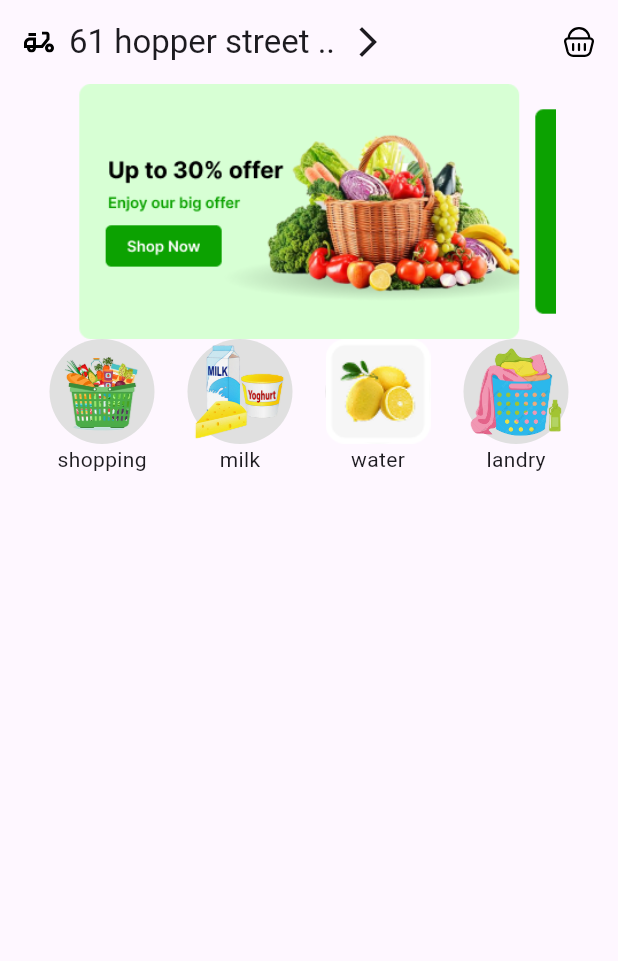
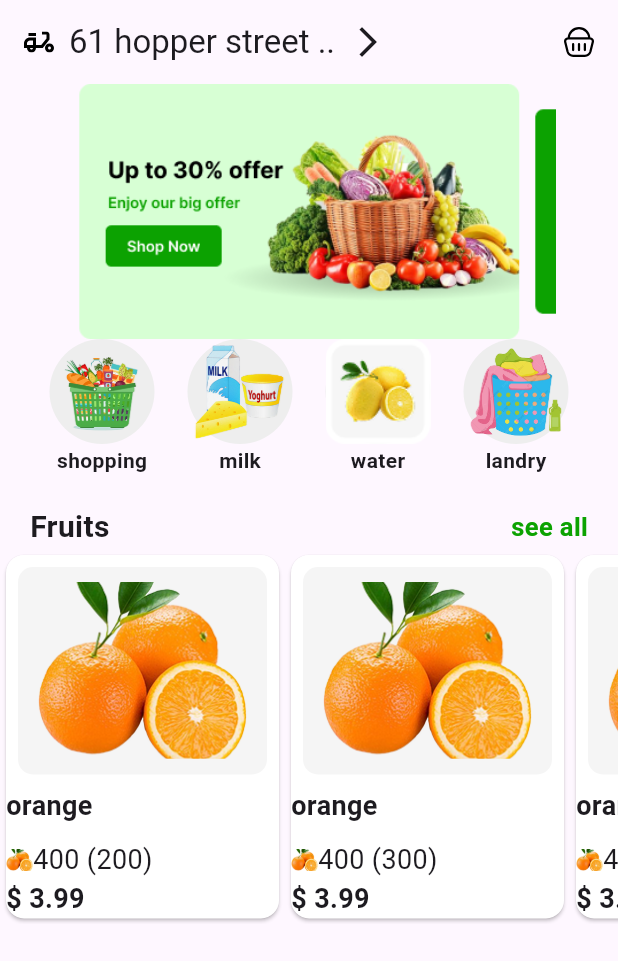
Before and after one commit to mohamedosama31170/Fruits-sales-app-, a Flutter app: the screen it shows after launch, on a phone screen of 412 x 824 dp. Shown: the top 961 px of the screen. Run offline on Flutter 3.47's test engine with Material 3 defaults, Android fonts, the phone set to English and light mode, and no system bars; drawn by our look-alikes of carousel_slider; our stand-ins replace flutter_svg.

Commit message:
Update UI

```diff
--- /dev/null
+++ b/lib/colors.dart
@@ -0,0 +1,5 @@
+ import 'package:flutter/material.dart';
+
+class AppColors{
+  static Color primary = Color(0XFF0CA201);
+}
--- a/lib/home.dart
+++ b/lib/home.dart
@@ -1,7 +1,10 @@
 import 'package:carousel_slider/carousel_slider.dart';
 import'package:flutter/material.dart';
 import 'package:flutter_svg/flutter_svg.dart';
+import 'package:fruit_app/colors.dart';
 import 'package:fruit_app/model.dart';
+import 'package:fruit_app/product%20item.dart';
+
 
 class Home extends StatefulWidget {
   const Home({super.key});
@@ -30,6 +33,35 @@ class _HomeState extends State<Home> {
     CategoryModel(
       name: "landry" ,
       image: "assets/category/landry.png",
+    ),
+  ];
+
+  List<ProductModel>product = [
+    ProductModel(
+        name: "orange",
+        image: "assets/fruits/orange.png",
+        price: '3.99',
+        rate: '400',
+        rateCount:'200'
+
+    ),
+
+    ProductModel(
+        name: "orange",
+        image: "assets/fruits/orange.png",
+        price: '3.99',
+        rate: '400',
+        rateCount:'300'
+
+    ),
+
+    ProductModel(
+        name: "orange",
+        image: "assets/fruits/orange.png",
+        price: '3.99',
+        rate: '400',
+        rateCount:'500'
+
     ),
   ];
   @override
@@ -82,20 +114,107 @@ class _HomeState extends State<Home> {
                   children: [
                     Container(
                       decoration: BoxDecoration(
-                        color: Colors.grey.shade300,
+                        color: Colors.grey.shade200,
                         shape: BoxShape.circle
                       ),
                       width :70,
                       height:70,
                       child:Image.asset(category[index].image , width: 60,) ,
                     ),
-                    Text(category[index].name),//
+                    SizedBox(height:1),
+                    Text(category[index].name , style:TextStyle(fontWeight:FontWeight.bold ),),//
                   ],
                  ),
               );
               }),
             ),
           ),
+
+        SizedBox(height: 20),
+
+          Padding(
+            padding: const EdgeInsets.symmetric(horizontal:20.0),
+            child: Row(
+            mainAxisAlignment: MainAxisAlignment.spaceBetween,
+            children: [
+              Text("Fruits",style: TextStyle(fontWeight: FontWeight.bold,fontSize: 20),),
+              Text("see all",style: TextStyle(fontWeight:FontWeight.bold, fontSize: 17, color:AppColors.primary)),
+             ],
+             ),
+          ),
+
+          SingleChildScrollView(
+            scrollDirection:Axis.horizontal,
+            child: Row(
+              mainAxisSize: MainAxisSize.min,
+              children: List.generate(product.length, (index){
+                final item = product [index];
+                return ProductItem(
+                    image:item.image,
+                    name :item.name,
+                    rate: item.rate,
+                    rateCount:item.rateCount,
+                    price:item.price);
+              }),
+            ),
+          )
+
+
+          /*Card(
+            color:Colors.white ,
+            child: Column(
+              crossAxisAlignment: CrossAxisAlignment.start,
+              children: [
+                   Padding(
+                     padding: const EdgeInsets.all(8.0),
+                     child: Container(
+                       decoration:BoxDecoration(
+                         color: Colors.grey.shade100,
+                           borderRadius:BorderRadius.circular(10),
+
+                       ),
+
+                     padding: EdgeInsets.all(10),
+                       child: Image.asset("assets/fruits/orange.png", width: 146),
+                     ),
+                   ),
+                Text(
+                  'banana'
+                     ,style:TextStyle(
+                     fontSize: 18,
+                     fontWeight: FontWeight.bold
+
+                )
+                ),
+
+                SizedBox(height: 10,),
+                Row (
+                    mainAxisSize: MainAxisSize.min,
+                  children:[
+                    Image.asset("assets/icons/star.png" , width: 18 ),
+                    Text(
+                        '4.8(287)'
+                        ,style:TextStyle(
+                        fontSize: 18,
+                        fontWeight: FontWeight.normal,
+
+                    )
+                    ),
+
+                  ],
+                ),
+                Text(
+                    '\$350'
+                    ,style:TextStyle(
+                  fontSize: 18,
+                  fontWeight: FontWeight.bold,
+
+                )
+                )
+              ],
+            ),
+          ),*/
+
 
 
 
--- a/lib/model.dart
+++ b/lib/model.dart
@@ -3,3 +3,24 @@ class CategoryModel {
   final String image;
   CategoryModel({required this.name,required this.image });
 }
+
+class ProductModel {
+  final String name;
+  final String image;
+  final String price;
+  final String rate ;
+  final String rateCount ;
+
+
+
+
+  ProductModel({
+    required this.name ,
+    required this.image,
+    required this.price,
+    required this.rate,
+    required this.rateCount ,
+
+
+});
+}
--- /dev/null
+++ b/lib/product item.dart
@@ -0,0 +1,82 @@
+import 'package:flutter/material.dart';
+class ProductItem extends StatelessWidget {
+  const ProductItem({
+    super.key,required this.image ,
+    required this.name ,
+    required this.rate ,
+    required this.rateCount,
+    required this.price
+
+  });
+  final String image;
+  final String name ;
+  final String rate ;
+  final String rateCount;
+  final String price ;
+
+
+  @override
+  Widget build(BuildContext context) {
+    return Card(
+      color:Colors.white ,
+      child: Column(
+        crossAxisAlignment: CrossAxisAlignment.start,
+        children: [
+          Padding(
+            padding: const EdgeInsets.all(8.0),
+            child: Container(
+              decoration:BoxDecoration(
+                color: Colors.grey.shade100,
+                borderRadius:BorderRadius.circular(10),
+
+              ),
+
+              padding: EdgeInsets.all(10),
+              child: Image.asset("assets/fruits/orange.png", width: 146),
+            ),
+          ),
+          Text(
+              name
+              ,style:TextStyle(
+              fontSize: 18,
+              fontWeight: FontWeight.bold
+
+          )
+          ),
+
+          SizedBox(height: 10,),
+          Row (
+            mainAxisSize: MainAxisSize.min,
+            children:[
+              Image.asset( image , width: 18 ),
+              Text(
+                  "$rate ($rateCount)"
+                  ,style:TextStyle(
+                fontSize: 18,
+                fontWeight: FontWeight.normal,
+
+              )
+              ),
+
+            ],
+          ),
+          Text(
+              '\$ $price'
+              ,style:TextStyle(
+            fontSize: 18,
+            fontWeight: FontWeight.bold,
+
+          )
+          )
+        ],
+      ),
+    );
+  }
+}
+
+//ProductItem(
+//image:image,
+//name :name,
+//rate:rate,
+//rateCount:rateCount,
+//price:price)
```
Also changed, not shown: assets/icons/star.png (added).
